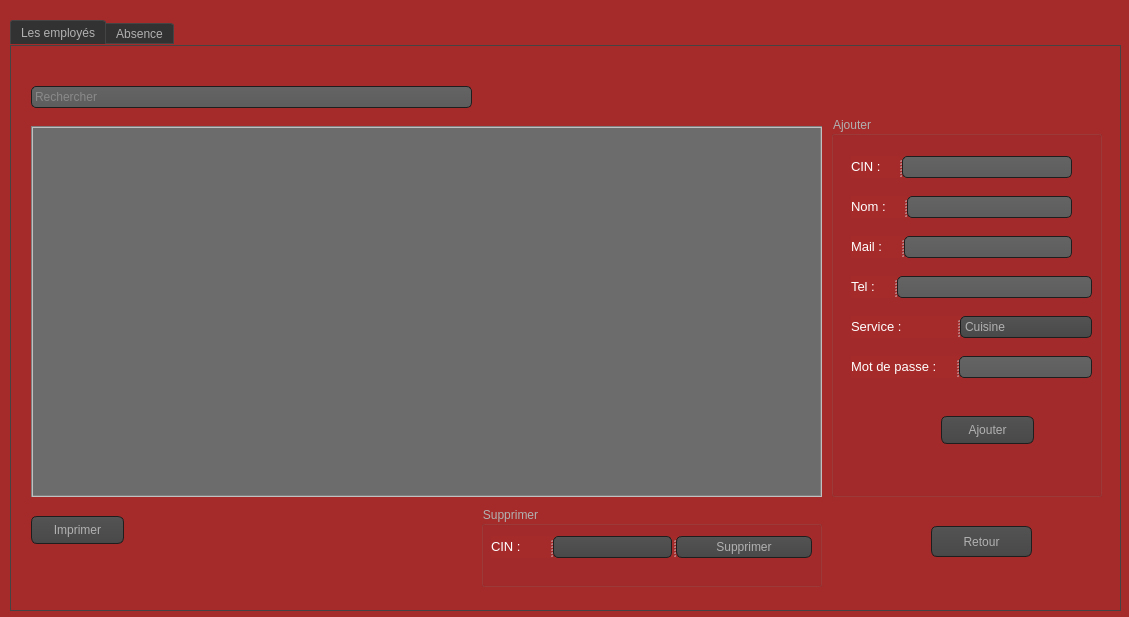
Above: gestion_personnel.ui from soumaya-nheri/Smart-Restaurant-2A27 before the change. Below: the same form after it.
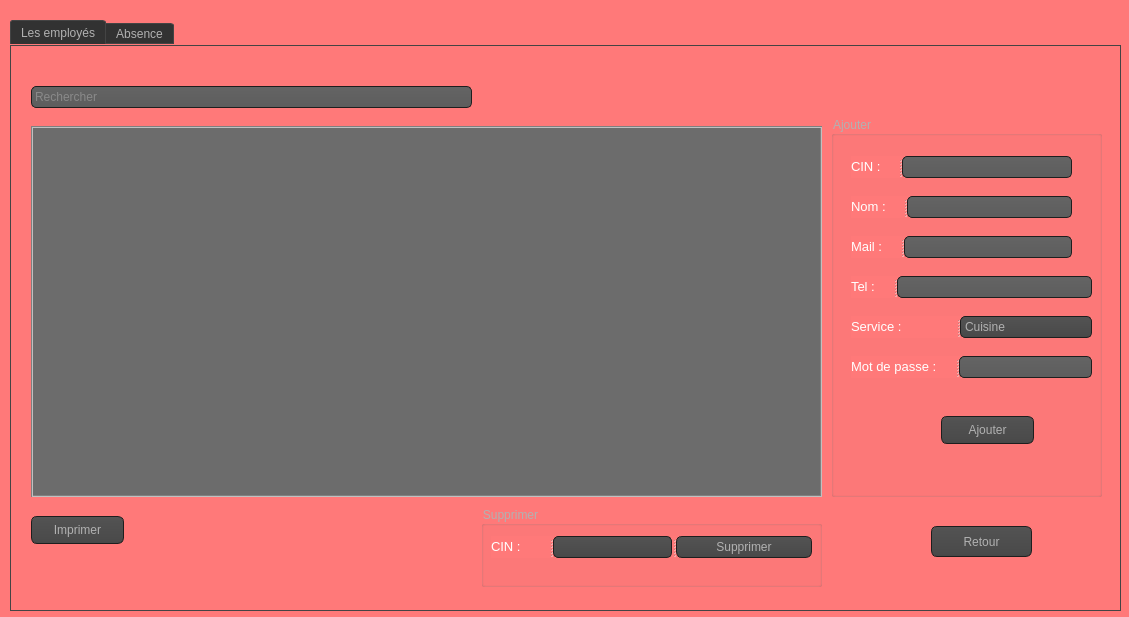
That is the form after the change. Icons and pictures are not drawn.

Patch:
```diff
--- a/gestion_personnel.ui
+++ b/gestion_personnel.ui
@@ -26,7 +26,7 @@
 QWidget
 {
     color: #b1b1b1;
-       background-color:brown ;
+       background-color: #ff7979 ;
 }
 
 QWidget:item:hover
```
Left out of the diff: 18 changed lines with no effect on the pictures.
